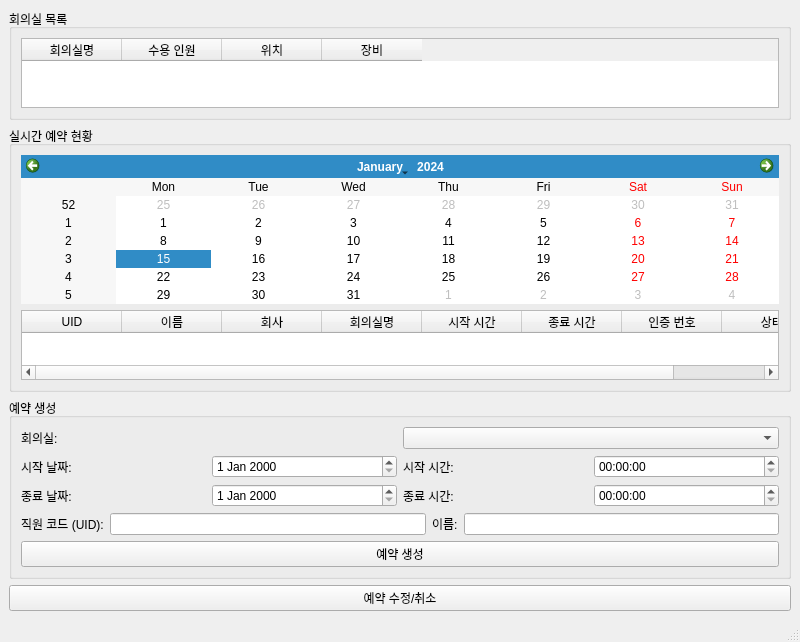
The window that adminGUI/reservation.ui (addinedu-ros-10th/iot-repo-1) describes before a commit, drawn with Qt 5.
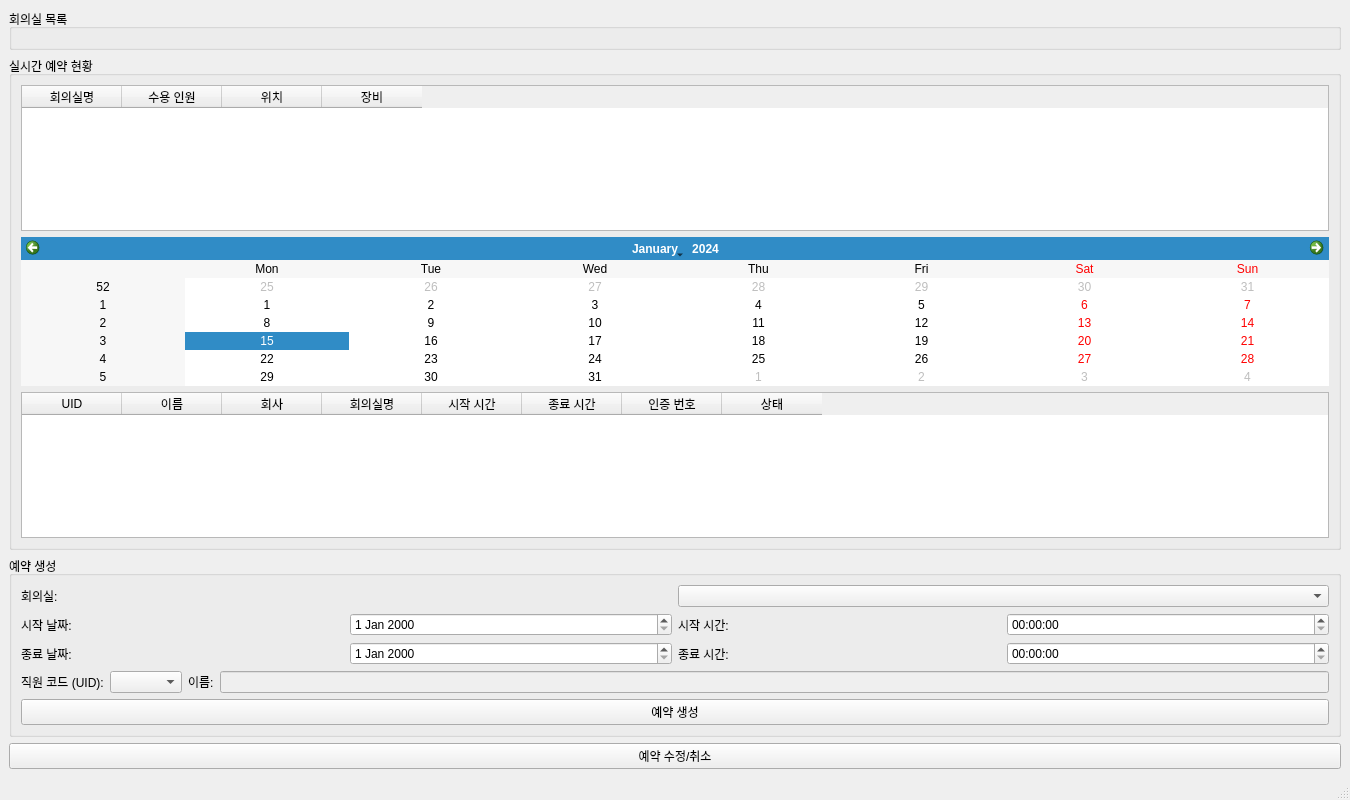
The same window after the commit.

Patch:
```diff
--- a/adminGUI/reservation.ui
+++ b/adminGUI/reservation.ui
@@ -6,8 +6,8 @@
    <rect>
     <x>0</x>
     <y>0</y>
-    <width>800</width>
-    <height>600</height>
+    <width>1350</width>
+    <height>800</height>
    </rect>
   </property>
   <property name="windowTitle">
@@ -20,7 +20,15 @@
       <property name="title">
        <string>회의실 목록</string>
       </property>
-      <layout class="QVBoxLayout" name="verticalLayout_2">
+      <layout class="QVBoxLayout" name="verticalLayout_2"/>
+     </widget>
+    </item>
+    <item>
+     <widget class="QGroupBox" name="reservationStatusGroup">
+      <property name="title">
+       <string>실시간 예약 현황</string>
+      </property>
+      <layout class="QVBoxLayout" name="verticalLayout_3">
        <item>
         <widget class="QTableWidget" name="roomTable">
          <property name="columnCount">
@@ -48,15 +56,6 @@
          </column>
         </widget>
        </item>
-      </layout>
-     </widget>
-    </item>
-    <item>
-     <widget class="QGroupBox" name="reservationStatusGroup">
-      <property name="title">
-       <string>실시간 예약 현황</string>
-      </property>
-      <layout class="QVBoxLayout" name="verticalLayout_3">
        <item>
         <widget class="QCalendarWidget" name="calendarView"/>
        </item>
@@ -188,7 +187,7 @@
           </widget>
          </item>
          <item>
-          <widget class="QLineEdit" name="userIDInput"/>
+          <widget class="QComboBox" name="userIDComboBox"/>
          </item>
          <item>
           <widget class="QLabel" name="userNameLabel">
@@ -198,7 +197,14 @@
           </widget>
          </item>
          <item>
-          <widget class="QLineEdit" name="userNameInput"/>
+          <widget class="QLineEdit" name="userNameInput">
+           <property name="enabled">
+            <bool>false</bool>
+           </property>
+           <property name="readOnly">
+            <bool>true</bool>
+           </property>
+          </widget>
          </item>
         </layout>
        </item>
```
